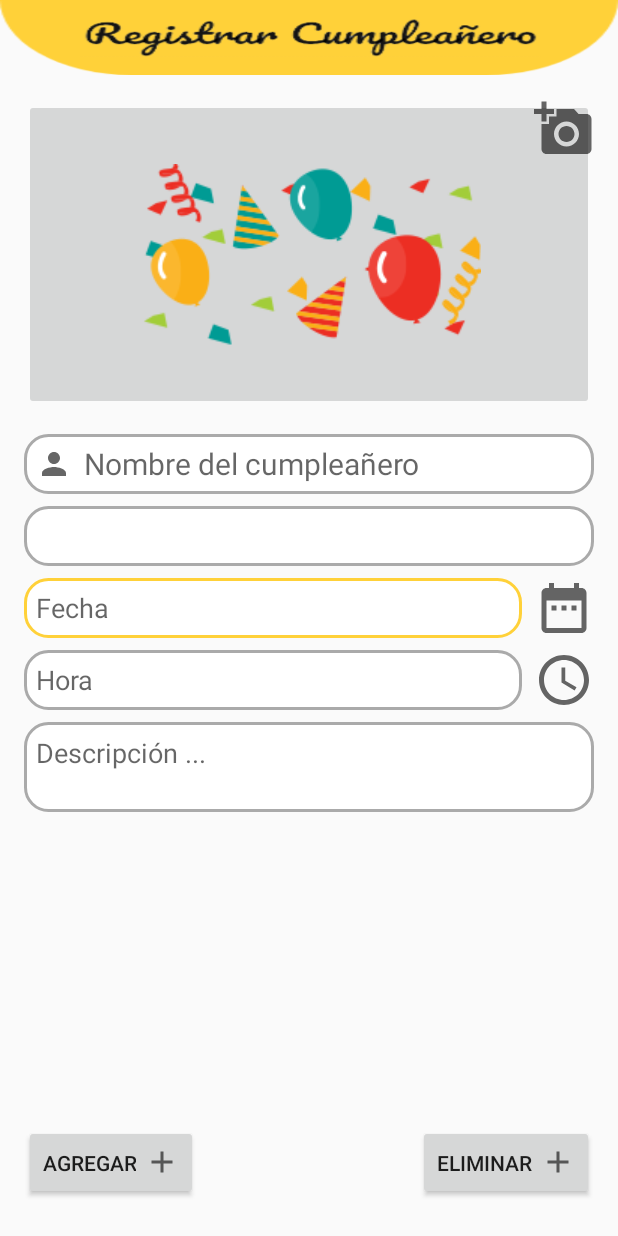
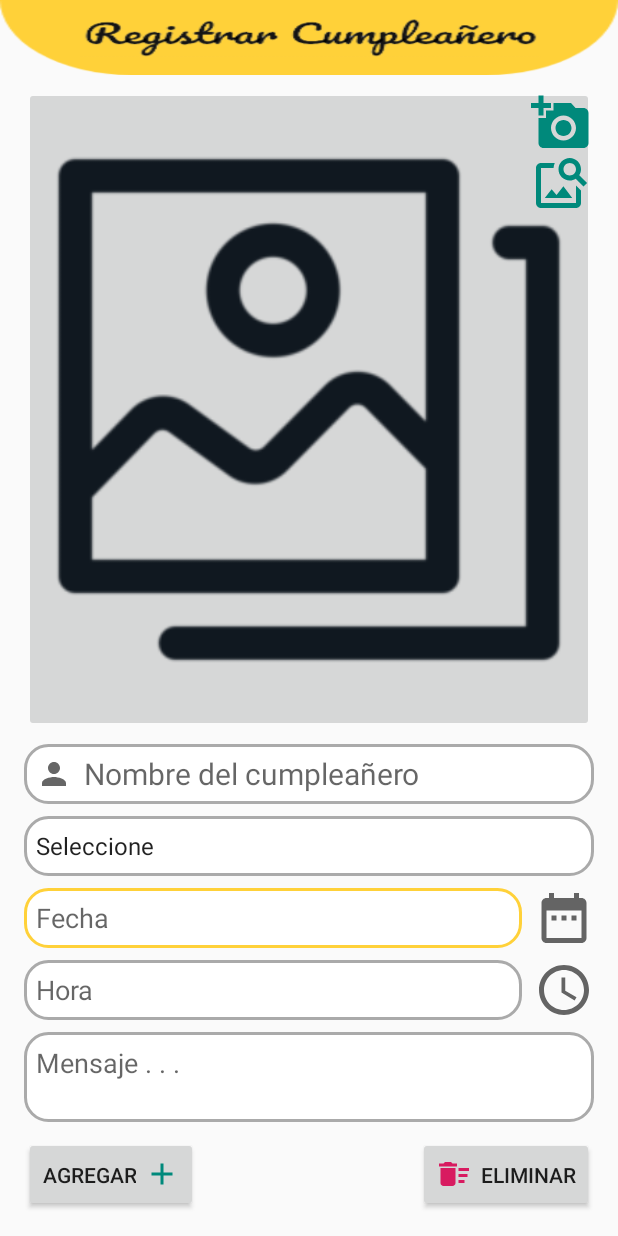
Before and after one commit to ryan-Wolf/APP_HappyReminder, an Android app: the screen it shows after launch (F_registrar), on a phone screen of 412 x 824 dp. Run offline under Robolectric (Android 15) with nearby library versions, the phone set to English and light mode, and no system bars.

Commit message:
Activar camara, mostrar la foto y guardarlo en la memoria interna del celular.

```diff
--- a/app/src/main/res/drawable/icono_agregar.xml
+++ b/app/src/main/res/drawable/icono_agregar.xml
@@ -3,7 +3,7 @@
     android:height="24dp"
     android:viewportWidth="24"
     android:viewportHeight="24"
-    android:tint="?attr/colorControlNormal">
+    android:tint="#00897B">
   <path
       android:fillColor="@android:color/white"
       android:pathData="M19,13h-6v6h-2v-6H5v-2h6V5h2v6h6v2z"/>
--- /dev/null
+++ b/app/src/main/res/drawable/icono_borrar.xml
@@ -0,0 +1,10 @@
+<vector xmlns:android="http://schemas.android.com/apk/res/android"
+    android:width="24dp"
+    android:height="24dp"
+    android:viewportWidth="24"
+    android:viewportHeight="24"
+    android:tint="#D81B60">
+  <path
+      android:fillColor="#FFD139"
+      android:pathData="M15,16h4v2h-4zM15,8h7v2h-7zM15,12h6v2h-6zM3,18c0,1.1 0.9,2 2,2h6c1.1,0 2,-0.9 2,-2L13,8L3,8v10zM14,5h-3l-1,-1L6,4L5,5L2,5v2h12z"/>
+</vector>
--- a/app/src/main/res/drawable/icono_foto.xml
+++ b/app/src/main/res/drawable/icono_foto.xml
@@ -3,7 +3,7 @@
     android:height="24dp"
     android:viewportWidth="24"
     android:viewportHeight="24"
-    android:tint="?attr/colorControlNormal">
+    android:tint="#00897B">
   <path
       android:fillColor="@android:color/white"
       android:pathData="M3,4V1h2v3h3v2H5v3H3V6H0V4H3zM6,10V7h3V4h7l1.83,2H21c1.1,0 2,0.9 2,2v12c0,1.1 -0.9,2 -2,2H5c-1.1,0 -2,-0.9 -2,-2V10H6zM13,19c2.76,0 5,-2.24 5,-5s-2.24,-5 -5,-5s-5,2.24 -5,5S10.24,19 13,19zM9.8,14c0,1.77 1.43,3.2 3.2,3.2s3.2,-1.43 3.2,-3.2s-1.43,-3.2 -3.2,-3.2S9.8,12.23 9.8,14z"/>
--- /dev/null
+++ b/app/src/main/res/drawable/icono_galeria.xml
@@ -0,0 +1,6 @@
+<vector android:height="24dp" android:tint="#00897B"
+    android:viewportHeight="24" android:viewportWidth="24"
+    android:width="24dp" xmlns:android="http://schemas.android.com/apk/res/android">
+    <path android:fillColor="@android:color/white"
+        android:pathData="M18,13v7L4,20L4,6h5.02c0.05,-0.71 0.22,-1.38 0.48,-2L4,4c-1.1,0 -2,0.9 -2,2v14c0,1.1 0.9,2 2,2h14c1.1,0 2,-0.9 2,-2v-5l-2,-2zM16.5,18h-11l2.75,-3.53 1.96,2.36 2.75,-3.54zM19.3,8.89c0.44,-0.7 0.7,-1.51 0.7,-2.39C20,4.01 17.99,2 15.5,2S11,4.01 11,6.5s2.01,4.5 4.49,4.5c0.88,0 1.7,-0.26 2.39,-0.7L21,13.42 22.42,12 19.3,8.89zM15.5,9C14.12,9 13,7.88 13,6.5S14.12,4 15.5,4 18,5.12 18,6.5 16.88,9 15.5,9z"/>
+</vector>
--- a/app/src/main/res/layout/activity_f_registrar.xml
+++ b/app/src/main/res/layout/activity_f_registrar.xml
@@ -7,99 +7,110 @@
     tools:context=".F_registrar">
 
     <Button
-        android:id="@+id/button"
+        android:id="@+id/btnDate"
         android:layout_width="40dp"
         android:layout_height="40dp"
         android:layout_marginEnd="16dp"
         android:layout_marginRight="16dp"
         android:background="@drawable/icono_date"
-        app:layout_constraintBottom_toBottomOf="@+id/editTextTextPersonName2"
+        app:layout_constraintBottom_toBottomOf="@+id/editFecha"
         app:layout_constraintEnd_toEndOf="parent"
-        app:layout_constraintTop_toTopOf="@+id/editTextTextPersonName2" />
+        app:layout_constraintTop_toTopOf="@+id/editFecha" />
 
     <Button
-        android:id="@+id/button5"
+        android:id="@+id/btnCamara"
         android:layout_width="40dp"
         android:layout_height="40dp"
-        android:layout_marginEnd="16dp"
-        android:layout_marginRight="16dp"
+        android:layout_marginTop="4dp"
+        android:layout_marginEnd="18dp"
+        android:layout_marginRight="18dp"
         android:background="@drawable/icono_foto"
         app:layout_constraintEnd_toEndOf="parent"
         app:layout_constraintTop_toTopOf="@+id/img_foto" />
 
     <Button
-        android:id="@+id/button2"
+        android:id="@+id/btnGaleria"
+        android:layout_width="40dp"
+        android:layout_height="40dp"
+        android:layout_marginEnd="18dp"
+        android:layout_marginRight="18dp"
+        android:background="@drawable/icono_galeria"
+        app:layout_constraintEnd_toEndOf="parent"
+        app:layout_constraintTop_toBottomOf="@+id/btnCamara" />
+
+    <Button
+        android:id="@+id/btnTime"
         android:layout_width="40dp"
         android:layout_height="40dp"
         android:layout_marginEnd="16dp"
         android:layout_marginRight="16dp"
         android:background="@drawable/icono_time"
-        app:layout_constraintBottom_toBottomOf="@+id/editTextTextPersonName3"
+        app:layout_constraintBottom_toBottomOf="@+id/editHora"
         app:layout_constraintEnd_toEndOf="parent"
-        app:layout_constraintTop_toTopOf="@+id/editTextTextPersonName3" />
+        app:layout_constraintTop_toTopOf="@+id/editHora" />
 
     <EditText
-        android:id="@+id/editTextTextPersonName2"
+        android:id="@+id/editFecha"
         android:layout_width="0dp"
         android:layout_height="40dp"
         android:layout_marginStart="16dp"
         android:layout_marginLeft="16dp"
-        android:layout_marginTop="8dp"
         android:layout_marginEnd="8dp"
         android:layout_marginRight="8dp"
+        android:layout_marginBottom="8dp"
         android:background="@drawable/borde_edittext"
         android:ems="10"
-        android:textColor="#2C2C2C"
         android:hint="Fecha"
         android:inputType="textPersonName"
         android:padding="8dp"
-        app:layout_constraintEnd_toStartOf="@+id/button"
-        app:layout_constraintStart_toStartOf="parent"
-        app:layout_constraintTop_toBottomOf="@+id/spinner" />
+        android:textColor="#2C2C2C"
+        app:layout_constraintBottom_toTopOf="@+id/editHora"
+        app:layout_constraintEnd_toStartOf="@+id/btnDate"
+        app:layout_constraintStart_toStartOf="parent" />
 
     <EditText
-        android:id="@+id/editTextTextPersonName3"
+        android:id="@+id/editHora"
         android:layout_width="0dp"
         android:layout_height="40dp"
         android:layout_marginStart="16dp"
         android:layout_marginLeft="16dp"
-        android:layout_marginTop="8dp"
         android:layout_marginEnd="8dp"
         android:layout_marginRight="8dp"
+        android:layout_marginBottom="8dp"
         android:background="@drawable/borde_edittext"
         android:ems="10"
         android:hint="Hora"
-        android:textColor="#2C2C2C"
         android:inputType="textPersonName"
         android:padding="8dp"
-        app:layout_constraintEnd_toStartOf="@+id/button2"
-        app:layout_constraintStart_toStartOf="parent"
-        app:layout_constraintTop_toBottomOf="@+id/editTextTextPersonName2" />
+        android:textColor="#2C2C2C"
+        app:layout_constraintBottom_toTopOf="@+id/editMensaje"
+        app:layout_constraintEnd_toStartOf="@+id/btnTime"
+        app:layout_constraintStart_toStartOf="parent" />
 
     <EditText
-        android:id="@+id/editTextTextPersonName"
+        android:id="@+id/editNombre"
         android:layout_width="0dp"
         android:layout_height="40dp"
         android:layout_marginStart="16dp"
         android:layout_marginLeft="16dp"
-        android:layout_marginTop="289dp"
         android:layout_marginEnd="16dp"
         android:layout_marginRight="16dp"
+        android:layout_marginBottom="8dp"
         android:background="@drawable/borde_edittext"
         android:drawableStart="@drawable/icono_usuario"
         android:drawableLeft="@drawable/icono_usuario"
         android:drawablePadding="8dp"
         android:ems="10"
-        android:textColor="#2B2B2B"
         android:hint="Nombre del cumpleañero"
         android:inputType="textPersonName"
         android:paddingStart="8dp"
         android:paddingEnd="8dp"
+        android:textColor="#2B2B2B"
         android:textSize="20sp"
+        app:layout_constraintBottom_toTopOf="@+id/spinner"
         app:layout_constraintEnd_toEndOf="parent"
         app:layout_constraintHorizontal_bias="0.0"
-        app:layout_constraintStart_toStartOf="parent"
-        app:layout_constraintTop_toTopOf="parent" />
+        app:layout_constraintStart_toStartOf="parent" />
 
     <ImageView
         android:id="@+id/imageView2"
@@ -117,38 +128,15 @@
         android:layout_height="40dp"
         android:layout_marginStart="16dp"
         android:layout_marginLeft="16dp"
-        android:layout_marginTop="8dp"
         android:layout_marginEnd="16dp"
         android:layout_marginRight="16dp"
+        android:layout_marginBottom="8dp"
+        android:background="@drawable/borde_edittext"
         android:textColor="#2C2C2C"
-        android:background="@drawable/borde_edittext"
+        android:entries="@array/lenguajes"
+        app:layout_constraintBottom_toTopOf="@+id/editFecha"
         app:layout_constraintEnd_toEndOf="parent"
-        app:layout_constraintStart_toStartOf="parent"
-        app:layout_constraintTop_toBottomOf="@+id/editTextTextPersonName" />
-
-    <EditText
-        android:id="@+id/editTextTextMultiLine"
-        android:layout_width="0dp"
-        android:layout_height="60dp"
-        android:layout_marginStart="16dp"
-        android:layout_marginLeft="16dp"
-        android:layout_marginTop="8dp"
-        android:layout_marginEnd="16dp"
-        android:layout_marginRight="16dp"
-        android:ems="10"
-        android:textColor="#2C2C2C"
-        android:hint="Descripción ..."
-        android:background="@drawable/borde_edittext"
-        android:padding="8dp"
-        android:paddingTop="5dp"
-        android:lines="4"
-        android:maxLines="4"
-        android:scrollbars="vertical"
-        android:gravity="start|top"
-        android:inputType="textMultiLine"
-        app:layout_constraintEnd_toEndOf="parent"
-        app:layout_constraintStart_toStartOf="parent"
-        app:layout_constraintTop_toBottomOf="@+id/editTextTextPersonName3" />
+        app:layout_constraintStart_toStartOf="parent" />
 
     <ImageButton
         android:id="@+id/img_foto"
@@ -156,41 +144,64 @@
         android:layout_height="0dp"
         android:layout_marginStart="16dp"
         android:layout_marginLeft="16dp"
-        android:layout_marginTop="16dp"
+        android:layout_marginTop="8dp"
         android:layout_marginEnd="16dp"
         android:layout_marginRight="16dp"
-        android:layout_marginBottom="16dp"
-        app:layout_constraintBottom_toTopOf="@+id/editTextTextPersonName"
+        android:layout_marginBottom="8dp"
+        android:scaleType="fitCenter"
+        app:layout_constraintBottom_toTopOf="@+id/editNombre"
         app:layout_constraintEnd_toEndOf="parent"
         app:layout_constraintStart_toStartOf="parent"
         app:layout_constraintTop_toBottomOf="@+id/imageView2"
-        app:srcCompat="@drawable/foto" />
+        app:srcCompat="@drawable/ico_imagen2" />
 
     <Button
-        android:id="@+id/button3"
+        android:id="@+id/btnAgregar"
         android:layout_width="wrap_content"
         android:layout_height="50dp"
         android:layout_marginStart="16dp"
         android:layout_marginLeft="16dp"
-        android:layout_marginBottom="24dp"
+        android:layout_marginBottom="16dp"
         android:drawableEnd="@drawable/icono_agregar"
+        android:drawableRight="@drawable/icono_agregar"
         android:drawablePadding="5dp"
         android:text="Agregar"
         app:layout_constraintBottom_toBottomOf="parent"
-        app:layout_constraintStart_toStartOf="parent"
-        android:drawableRight="@drawable/icono_agregar" />
+        app:layout_constraintStart_toStartOf="parent" />
 
     <Button
-        android:id="@+id/button4"
+        android:id="@+id/btnEliminar"
         android:layout_width="wrap_content"
         android:layout_height="50dp"
         android:layout_marginEnd="16dp"
         android:layout_marginRight="16dp"
-        android:layout_marginBottom="24dp"
-        android:drawableEnd="@drawable/icono_agregar"
-        android:drawableRight="@drawable/icono_agregar"
+        android:layout_marginBottom="16dp"
+        android:drawableStart="@drawable/icono_borrar"
+        android:drawableLeft="@drawable/icono_borrar"
         android:drawablePadding="5dp"
         android:text="Eliminar"
         app:layout_constraintBottom_toBottomOf="parent"
         app:layout_constraintEnd_toEndOf="parent" />
+
+    <EditText
+        android:id="@+id/editMensaje"
+        android:layout_width="0dp"
+        android:layout_height="60dp"
+        android:layout_marginStart="16dp"
+        android:layout_marginLeft="16dp"
+        android:layout_marginEnd="16dp"
+        android:layout_marginRight="16dp"
+        android:layout_marginBottom="10dp"
+        android:background="@drawable/borde_edittext"
+        android:ems="10"
+        android:gravity="start|top"
+        android:hint="Mensaje . . ."
+        android:inputType="textMultiLine"
+        android:lines="2"
+        android:maxLines="2"
+        android:padding="8dp"
+        android:paddingTop="5dp"
+        app:layout_constraintBottom_toTopOf="@+id/btnAgregar"
+        app:layout_constraintEnd_toEndOf="parent"
+        app:layout_constraintStart_toStartOf="parent" />
 </androidx.constraintlayout.widget.ConstraintLayout>
--- a/app/src/main/res/values/strings.xml
+++ b/app/src/main/res/values/strings.xml
@@ -1,3 +1,16 @@
 <resources>
     <string name="app_name">APP_HappyReminder</string>
+    <string-array name="lenguajes">
+        <item>Seleccione</item>
+        <item>Papá</item>
+        <item>Mamá</item>
+        <item>Hermano</item>
+        <item>Hermana</item>
+        <item>Primo</item>
+        <item>Prima</item>
+        <item>Amigo</item>
+        <item>Amiga</item>
+        <item>Hijo</item>
+        <item>Hija</item>
+    </string-array>
 </resources>
--- a/app/src/main/res/values/styles.xml
+++ b/app/src/main/res/values/styles.xml
@@ -1,10 +1,10 @@
 <resources>
     <!-- Base application theme. -->
-    <style name="AppTheme" parent="Theme.AppCompat.Light.DarkActionBar">
+    <style name="AppTheme" parent="Theme.AppCompat.Light.NoActionBar">
         <!-- Customize your theme here. -->
-        <item name="colorPrimary">@color/colorPrimary</item>
-        <item name="colorPrimaryDark">@color/colorPrimaryDark</item>
-        <item name="colorAccent">@color/colorAccent</item>
+        <item name="colorPrimary">#F4511E</item>
+        <item name="colorPrimaryDark">#FFD139</item>
+        <item name="colorAccent">#00897B</item>
     </style>
 
 </resources>
--- /dev/null
+++ b/app/src/main/res/xml/file_paths.xml
@@ -0,0 +1,6 @@
+<?xml version="1.0" encoding="utf-8"?>
+<paths>
+    <external-files-path
+        name="my_imagen"
+        path="/"/>
+</paths>
```
Also changed, not shown: app/src/main/AndroidManifest.xml (+15 -1 lines), app/src/main/java/com/example/app_happyreminder/F_registrar.java (+108 -0 lines), app/src/main/res/drawable-v24/ico_imagen.png (added), app/src/main/res/drawable-v24/ico_imagen2.png (added).
